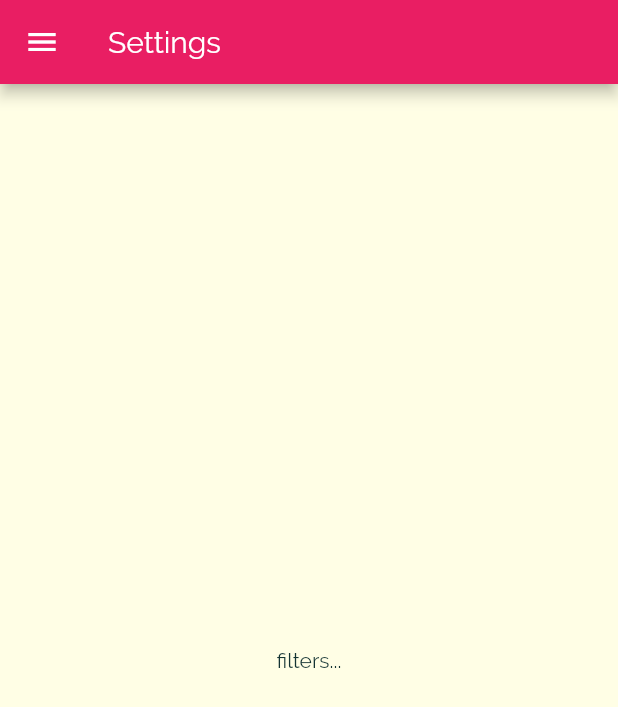
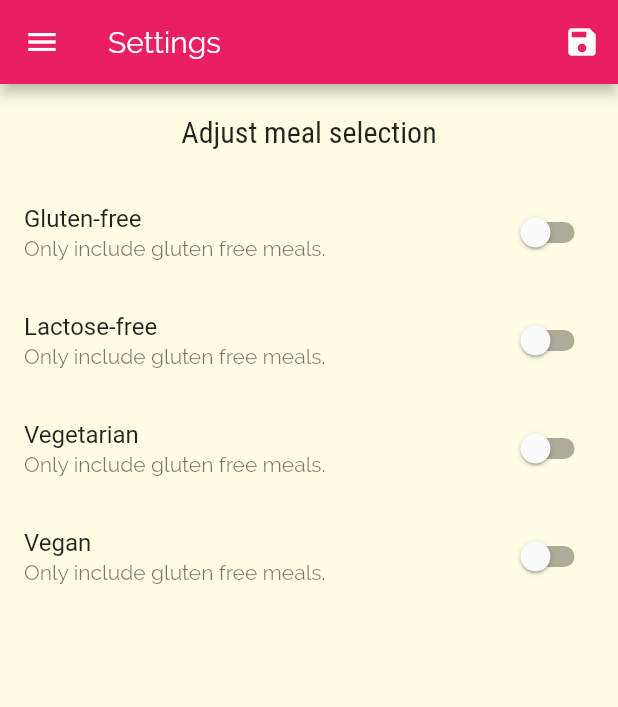
Before and after one commit to tbrams/flutter_meals, a Flutter app: the FiltersScreen screen opened by its route, on a phone screen of 412 x 824 dp. Shown: the top 707 px of the screen. Run offline on Flutter 3.47's test engine with Material 2 defaults, Android fonts, the phone set to English and light mode, and no system bars.

Commit message:
Added filtering logic

```diff
--- a/lib/main.dart
+++ b/lib/main.dart
@@ -1,13 +1,43 @@
 import 'package:flutter/material.dart';
-import 'package:foods/screens/filter_screen.dart';
+import './dummy_data.dart';
+import './screens/filter_screen.dart';
 import './screens/category_meals_screen.dart';
 import './screens/categories_screen.dart';
 import './screens/meal_detail_screen.dart';
 import './screens/tabs_screen.dart';
+import './models/meal.dart';
 
 void main() => runApp(MyApp());
 
-class MyApp extends StatelessWidget {
+class MyApp extends StatefulWidget {
+  @override
+  _MyAppState createState() => _MyAppState();
+}
+
+class _MyAppState extends State<MyApp> {
+  Map<String, bool> _filters = {
+    'gluten': false,
+    'lactose': false,
+    'vegan': false,
+    'vegetarian': false,
+  };
+
+  List<Meal> _availableMeals = DUMMY_MEALS;
+
+  void _setFilters(Map<String, bool> filterData) {
+    setState(() {
+      _filters = filterData;
+
+      _availableMeals = DUMMY_MEALS.where((meal) {
+        if (_filters['gluten'] && !meal.isGlutenFree) return false;
+        if (_filters['lactose'] && !meal.isLactoseFree) return false;
+        if (_filters['vegan'] && !meal.isVegan) return false;
+        if (_filters['vegetarian'] && !meal.isVegetarian) return false;
+        return true;
+      }).toList();
+    });
+  }
+
   @override
   Widget build(BuildContext context) {
     return MaterialApp(
@@ -32,16 +62,21 @@ class MyApp extends StatelessWidget {
       ),
       home: TabsScreen(),
       routes: {
-        CategoryMealsScreen.routeName : (ctx) => CategoryMealsScreen(),
-        MealDetailScreen.routeName : (ctx) => MealDetailScreen(),
-        FiltersScreen.routeName : (ctx) => FiltersScreen(),
+        CategoryMealsScreen.routeName: (ctx) =>
+            CategoryMealsScreen(_availableMeals),
+        MealDetailScreen.routeName: (ctx) => MealDetailScreen(),
+        FiltersScreen.routeName: (ctx) => FiltersScreen(_filters, _setFilters),
       },
       onGenerateRoute: (settings) {
         print(settings.arguments);
-        return MaterialPageRoute(builder: (ctx) => CategoriesScreen(),);
+        return MaterialPageRoute(
+          builder: (ctx) => CategoriesScreen(),
+        );
       },
       onUnknownRoute: (settings) {
-        return MaterialPageRoute(builder: (ctx) => CategoriesScreen(),);
+        return MaterialPageRoute(
+          builder: (ctx) => CategoriesScreen(),
+        );
       },
     );
   }
--- a/lib/screens/category_meals_screen.dart
+++ b/lib/screens/category_meals_screen.dart
@@ -1,10 +1,12 @@
 import 'package:flutter/material.dart';
-import '../dummy_data.dart';
 import '../widgets/meal_item.dart';
 import '../models/meal.dart';
 
 class CategoryMealsScreen extends StatefulWidget {
   static const routeName = '/category-meals';
+  final List<Meal> availableMeals;
+
+  CategoryMealsScreen(this.availableMeals);
 
   @override
   _CategoryMealsScreenState createState() => _CategoryMealsScreenState();
@@ -27,7 +29,7 @@ class _CategoryMealsScreenState extends State<CategoryMealsScreen> {
           ModalRoute.of(context).settings.arguments as Map<String, String>;
       categoryTitle = routeArgs['title'];
       final categoryId = routeArgs['id'];
-      displayedMeals = DUMMY_MEALS.where((meal) {
+      displayedMeals = widget.availableMeals.where((meal) {
         return meal.categories.contains(categoryId);
       }).toList();
       _alreadyLoaded = true;
--- a/lib/screens/favourites_Screen.dart
+++ b/lib/screens/favourites_Screen.dart
@@ -4,7 +4,7 @@ class FavouriteScreen extends StatelessWidget {
   @override
   Widget build(BuildContext context) {
     return Center(
-      child: Text('Favourites goes here...'),
+      child: Text('You have no favourites yet - go ahead and add some!'),
     );
   }
 }
--- a/lib/screens/filter_screen.dart
+++ b/lib/screens/filter_screen.dart
@@ -1,15 +1,130 @@
 import 'package:flutter/material.dart';
 import 'package:foods/widgets/main_drawer.dart';
 
-class FiltersScreen extends StatelessWidget {
+class FiltersScreen extends StatefulWidget {
   static const String routeName = '/filters';
+
+  final Function saveFilters;
+  final Map<String, bool> currentFilters;
+
+  FiltersScreen(this.currentFilters, this.saveFilters);
+
+  @override
+  _FiltersScreenState createState() => _FiltersScreenState();
+}
+
+class _FiltersScreenState extends State<FiltersScreen> {
+  bool _glutenFree = false;
+  bool _vegetarian = false;
+  bool _vegan = false;
+  bool _lactoseFree = false;
+
+  @override
+  initState() {
+    _glutenFree=widget.currentFilters['gluten'];
+    _vegetarian=widget.currentFilters['vegetarian'];
+    _vegan=widget.currentFilters['vegan'];
+    _lactoseFree=widget.currentFilters['lactose'];
+
+    super.initState();
+  }
+
+  Widget _buildListTile(String text, String description, bool currentValue,
+      Function updateValue) {
+    return SwitchListTile(
+      title: Text(text),
+      value: currentValue,
+      subtitle: Text('Only include gluten free meals.'),
+      onChanged: updateValue,
+    );
+  }
+
   @override
   Widget build(BuildContext context) {
     return Scaffold(
-        appBar: AppBar(title: Text('Settings')),
-        drawer: MainDrawer(),
-        body: Center(
-          child: Text('filters...'),
-        ));
+      appBar: AppBar(
+        title: Text('Settings'),
+        actions: <Widget>[
+          IconButton(
+            icon: Icon(Icons.save),
+            onPressed: () {
+              final selectedFilters = {
+                'gluten': _glutenFree,
+                'lactose': _lactoseFree,
+                'vegan': _vegan,
+                'vegetarian': _vegetarian,
+              };
+              widget.saveFilters(selectedFilters);
+            },
+          ),
+        ],
+      ),
+      drawer: MainDrawer(),
+      body: Column(
+        children: <Widget>[
+          Container(
+            padding: EdgeInsets.all(20),
+            child: Text(
+              'Adjust meal selection',
+              style: Theme.of(context).textTheme.title,
+            ),
+          ),
+          Expanded(
+            child: ListView(
+              children: <Widget>[
+                _buildListTile(
+                  'Gluten-free',
+                  'Only include gluten free meals.',
+                  _glutenFree,
+                  (newValue) {
+                    setState(
+                      () {
+                        _glutenFree = newValue;
+                      },
+                    );
+                  },
+                ),
+                _buildListTile(
+                  'Lactose-free',
+                  'Only include lactose free meals.',
+                  _lactoseFree,
+                  (newValue) {
+                    setState(
+                      () {
+                        _lactoseFree = newValue;
+                      },
+                    );
+                  },
+                ),
+                _buildListTile(
+                  'Vegetarian',
+                  'Only include vegetarian meals.',
+                  _vegetarian,
+                  (newValue) {
+                    setState(
+                      () {
+                        _vegetarian = newValue;
+                      },
+                    );
+                  },
+                ),
+                _buildListTile(
+                  'Vegan',
+                  'Only include vegan meals.',
+                  _vegan,
+                  (newValue) {
+                    setState(
+                      () {
+                        _vegan = newValue;
+                      },
+                    );
+                  },
+                ),
+              ],
+            ),
+          ),
+        ],
+      ),
+    );
   }
 }
```
